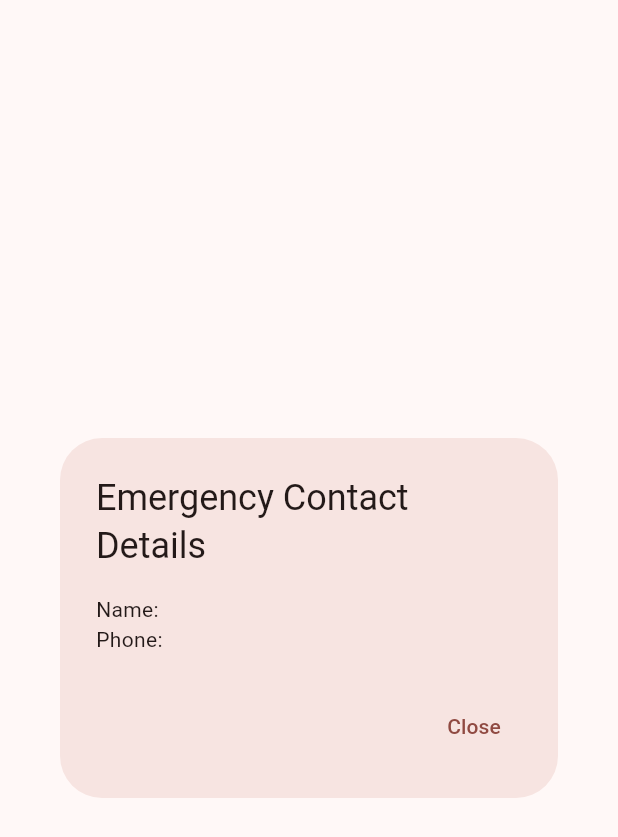
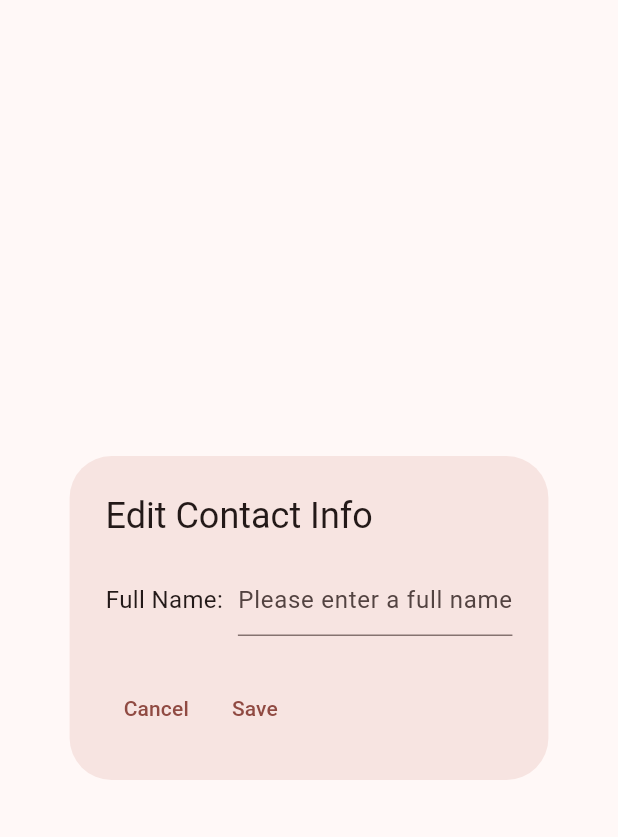
Before and after one commit to jwt2706/QuickAid, a Flutter app: the EditEmergencyContactDialog widget shown alone on an empty page, opened directly with empty values, on a phone screen of 412 x 824 dp. Shown: the top 837 px of the screen. Run offline on Flutter 3.47's test engine with Material 3 defaults, Android fonts, the phone set to English and light mode, and no system bars; our stand-ins replace shared_preferences, speech_to_text; accounts and stored records are empty; Roboto replaces fonts that are missing (Hind, Montserrat).

Commit message:
Improvement of alert dialog UI

```diff
--- a/frontend/quickaid/lib/widget/emergency_contact_list.dart
+++ b/frontend/quickaid/lib/widget/emergency_contact_list.dart
@@ -54,16 +54,41 @@ class EditEmergencyContactDialog extends StatelessWidget {
 
   @override
   Widget build(BuildContext context) {
+    var newEmergencyContact = emergencyContact;
     return AlertDialog(
-      title: const Text('Emergency Contact Details'),
-      content: Text('Name: ${emergencyContact.name}\nPhone: ${emergencyContact.phoneNumber}'),
+      title: const Text('Edit Contact Info'),
+      content:
+      Row(children: [
+          const Text('Full Name:', style: TextStyle(fontSize: 16.0),),
+          const SizedBox(width: 10),
+          Expanded(
+            child: TextField(
+              decoration: const InputDecoration(
+                hintText: 'Please enter a full name',
+              ),
+              onChanged: (value) {
+                newEmergencyContact.name = value;
+              },
+            ),
+          ),
+        ],
+      ),
       actions: <Widget>[
-        TextButton(
-          onPressed: () {
-            Navigator.of(context).pop(); // Close the dialog
-          },
-          child: const Text('Close'),
-        ),
+        Row(children: [
+          TextButton(
+            onPressed: () {
+              Navigator.of(context).pop();
+            },
+            child: const Text('Cancel'),
+          ),
+          TextButton(
+            onPressed: () {
+              // emergencyContact = newEmergencyContact;
+              Navigator.of(context).pop();
+            },
+            child: const Text('Save'),
+          ),
+        ]),
       ],
     );
   }
```
